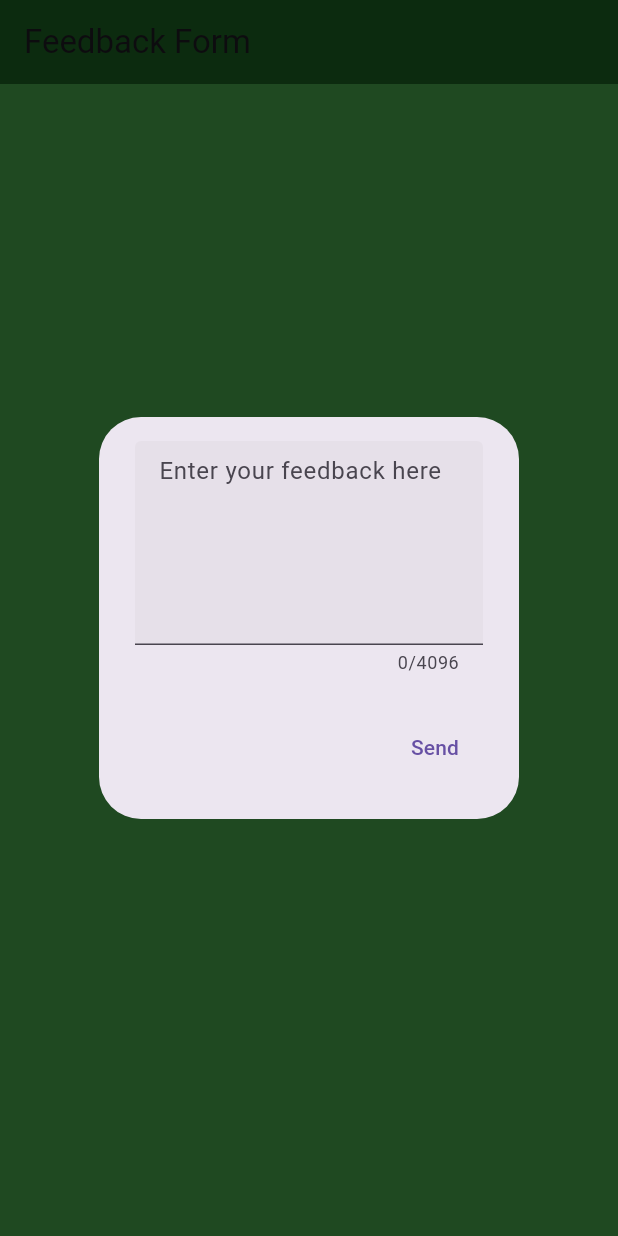
After one commit to shafeekms10/healhub, a Flutter app: the MainScreen screen opened directly, after a tap on "Open Form", on a phone screen of 412 x 824 dp. The commit adds this screen. Run offline on Flutter 3.47's test engine with Material 3 defaults, Android fonts, the light colour scheme and no system bars; our stand-ins replace another_carousel_pro, cloud_firestore, firebase_core, font_awesome_flutter; missing offline and left inert: dialog_flowtter; accounts and stored records are empty; project files that could hold a hidden picture were left out.

Commit message:
feedback form

```diff
--- /dev/null
+++ b/lib/Screens/feedback.dart
@@ -0,0 +1,135 @@
+import 'package:cloud_firestore/cloud_firestore.dart';
+import 'package:flutter/material.dart';
+
+
+class App extends StatelessWidget {
+  const App({Key? key}) : super(key: key);
+
+  @override
+  Widget build(BuildContext context) {
+    return const MaterialApp(
+      home: MainScreen(),
+    );
+  }
+}
+
+class MainScreen extends StatelessWidget {
+  const MainScreen({Key? key}) : super(key: key);
+
+  @override
+  Widget build(BuildContext context) {
+    return Scaffold(
+        appBar: AppBar(
+          title: const Text('Feedback Form'),
+          backgroundColor: Colors.green[900], // Dark green AppBar
+        ),
+        backgroundColor: Colors.green[600],
+        body: Container(
+          decoration: BoxDecoration(
+            color: Colors.green[600], // Your desired background color
+            boxShadow: [
+              BoxShadow(
+                color: Colors.black
+                    .withOpacity(0.2), // Shadow color with some transparency
+                spreadRadius: 1, // Spread radius
+                blurRadius: 3, // Blur radius
+                offset: const Offset(0, 1), // changes position of shadow
+              ),
+            ],
+          ),
+          child: Center(
+            child: ElevatedButton(
+              style: ElevatedButton.styleFrom(
+                backgroundColor: Colors.white, // Button color
+                foregroundColor: Colors.green[900], // Text color
+              ),
+              child: const Text('Open Form'),
+              onPressed: () {
+                showDialog(
+                  context: context,
+                  builder: (context) => const FeedbackDialog(),
+                );
+              },
+            ),
+          ),
+        ));
+  }
+}
+
+class FeedbackDialog extends StatefulWidget {
+  const FeedbackDialog({Key? key}) : super(key: key);
+
+  @override
+  State<FeedbackDialog> createState() => _FeedbackDialogState();
+}
+
+class _FeedbackDialogState extends State<FeedbackDialog> {
+  final TextEditingController _controller = TextEditingController();
+  final GlobalKey<FormState> _formKey = GlobalKey();
+
+  @override
+  void dispose() {
+    _controller.dispose();
+    super.dispose();
+  }
+
+  @override
+  Widget build(BuildContext context) {
+    return AlertDialog(
+      content: Form(
+        key: _formKey,
+        child: TextFormField(
+          controller: _controller,
+          keyboardType: TextInputType.multiline,
+          decoration: const InputDecoration(
+            hintText: 'Enter your feedback here',
+            filled: true,
+          ),
+          maxLines: 5,
+          maxLength: 4096,
+          textInputAction: TextInputAction.done,
+          validator: (String? text) {
+            if (text == null || text.isEmpty) {
+              return 'Please enter a value';
+            }
+            return null;
+          },
+        ),
+      ),
+      actions: [
+        TextButton(
+          child: const Text('Send'),
+          onPressed: () async {
+            // Only if the input form is valid (the user has entered text)
+            if (_formKey.currentState!.validate()) {
+              // We will use this var to show the result
+              // of this operation to the user
+              String message;
+
+              try {
+                // Get a reference to the `newFeedback` collection
+                final collection = FirebaseFirestore.instance.collection('feedback');
+
+                // Write the server's timestamp and the user's feedback
+                await collection.doc().set({
+                  'timestamp': FieldValue.serverTimestamp(),
+                  'feedback': _controller.text,
+                });
+
+                message = 'Feedback sent successfully';
+              } catch (e) {
+                message = 'Error when sending feedback';
+              }
+
+              // Show a snackbar with the result
+              ScaffoldMessenger.of(context)
+                  .showSnackBar(SnackBar(content: Text(message)));
+              Navigator.pop(context);
+            }
+          },
+
+        )
+      ],
+    );
+  }
+}
--- a/lib/Screens/home_screen.dart
+++ b/lib/Screens/home_screen.dart
@@ -1,5 +1,6 @@
 import 'package:flutter/material.dart';
 import 'package:healhub/Screens/counsellor_directory.dart';
+import 'package:healhub/Screens/feedback.dart';
 import 'package:healhub/Screens/healhub_bot.dart';
 import 'package:healhub/Screens/hotlines.dart';
 import 'package:healhub/Screens/resources.dart';
@@ -118,6 +119,9 @@ class Homescreen extends StatelessWidget {
                               ));
                             }
                             else if(index == 5){
+                              Navigator.of(context).push(MaterialPageRoute(
+                                  builder: (context) => App()
+                              ));
                             }
                           },
                           child: Container(
--- a/pubspec.yaml
+++ b/pubspec.yaml
@@ -40,7 +40,7 @@ dependencies:
   firebase_analytics: ^10.8.5
   dialog_flowtter: ^0.3.3
   url_launcher: ^6.2.4
-  cloud_firestore: 4.15.4
+  cloud_firestore: ^4.15.4
 
 
 
```
